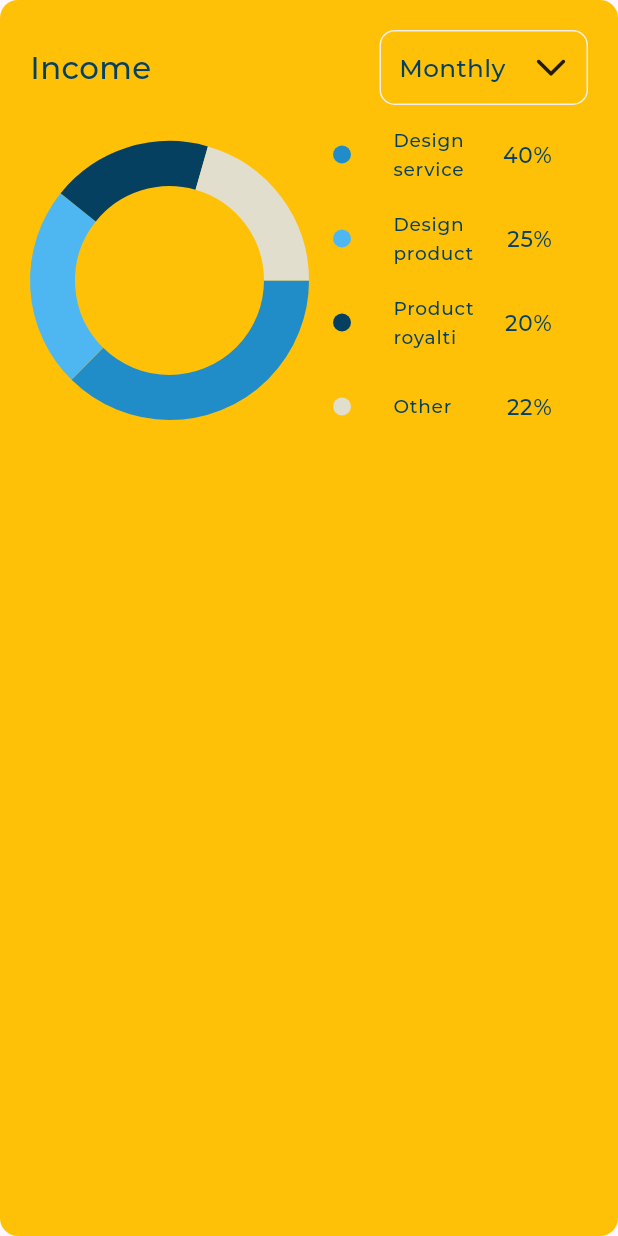
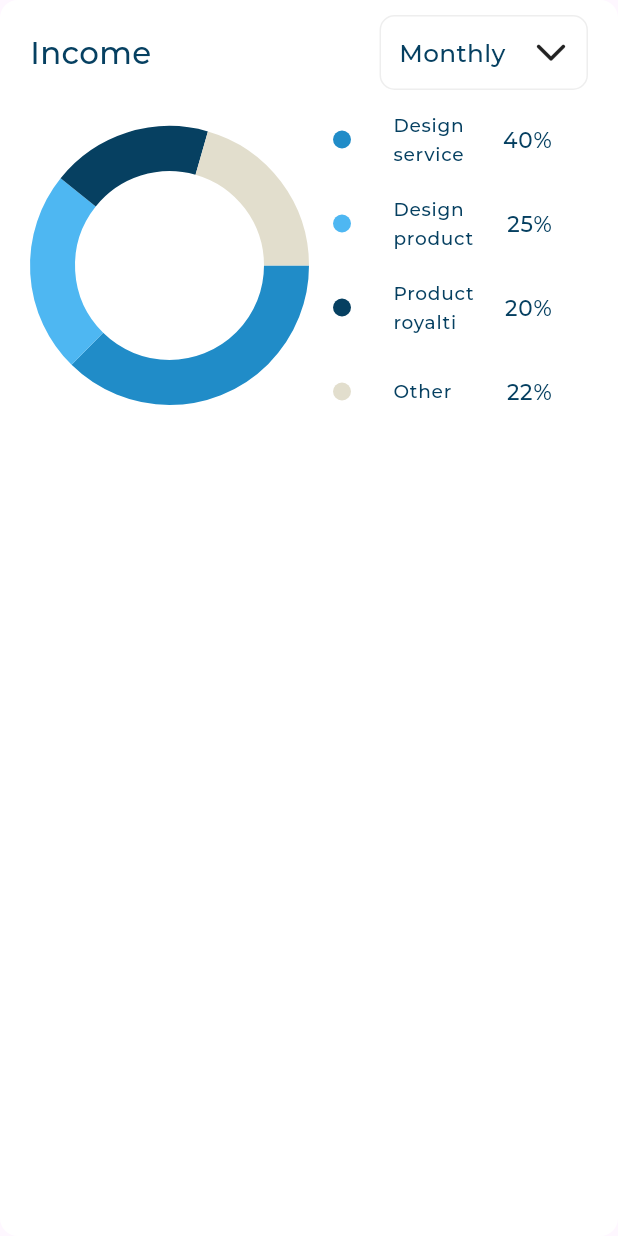
Before and after one commit to andrrew24/responsive_dashboard, a Flutter app: the IncomeSection widget shown alone on an empty page, opened directly, on a phone screen of 412 x 824 dp. Run offline on Flutter 3.47's test engine with Material 3 defaults, Android fonts, the phone set to English and light mode, and no system bars; drawn by our look-alikes of fl_chart; our stand-ins replace expandable_page_view, flutter_svg, gap; project files that could hold a hidden picture were left out.

Commit message:
desktop trail Section done

```diff
--- a/lib/views/widgets/deskyop_trailsection.dart
+++ b/lib/views/widgets/deskyop_trailsection.dart
@@ -11,13 +11,14 @@ class DesktopTrailSection extends StatelessWidget {
   @override
   Widget build(BuildContext context) {
     return Container(
+      padding: const EdgeInsets.only(top: 10, right: 24, left: 32, bottom: 10),
       color: const Color(0xfff7f9fa),
       child: const Column(
         children: [
-          const Expanded(
+          Expanded(
             child: MyCardAndTransactionHistorySection(),
           ),
-          const Gap(15),
+          Gap(15),
           IncomeSection()
         ],
       ),
--- a/lib/views/widgets/income_section.dart
+++ b/lib/views/widgets/income_section.dart
@@ -12,9 +12,9 @@ class IncomeSection extends StatelessWidget {
   @override
   Widget build(BuildContext context) {
     return Container(
-      padding: const EdgeInsets.all(20),
+      padding: const EdgeInsets.symmetric(horizontal: 20, vertical: 10),
       decoration: ShapeDecoration(
-          color: Colors.amber,
+          color: Colors.white,
           shape:
               RoundedRectangleBorder(borderRadius: BorderRadius.circular(12))),
       child: const Column(
--- a/lib/views/widgets/my_card.dart
+++ b/lib/views/widgets/my_card.dart
@@ -11,7 +11,7 @@ class MyCard extends StatelessWidget {
   @override
   Widget build(BuildContext context) {
     return AspectRatio(
-      aspectRatio: 415 / 210,
+      aspectRatio: 350 / 150,
       child: Container(
         decoration: ShapeDecoration(
           image: const DecorationImage(
--- a/lib/views/widgets/mycard_and_transaction_history.dart
+++ b/lib/views/widgets/mycard_and_transaction_history.dart
@@ -25,7 +25,7 @@ class MyCardAndTransactionHistorySection extends StatelessWidget {
             "My card",
             style: AppStyles.styleSemiBold20(context),
           ),
-          const Gap(20),
+          const Gap(5),
           const MyCardSection(),
           const Divider(
             height: 20,
```
Also changed, not shown: lib/views/widgets/desktop_mid_section.dart (+7 -9 lines).
